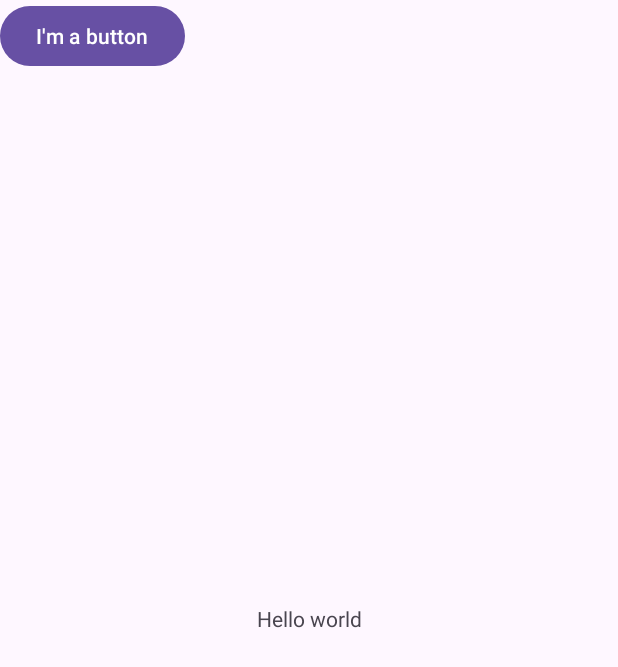
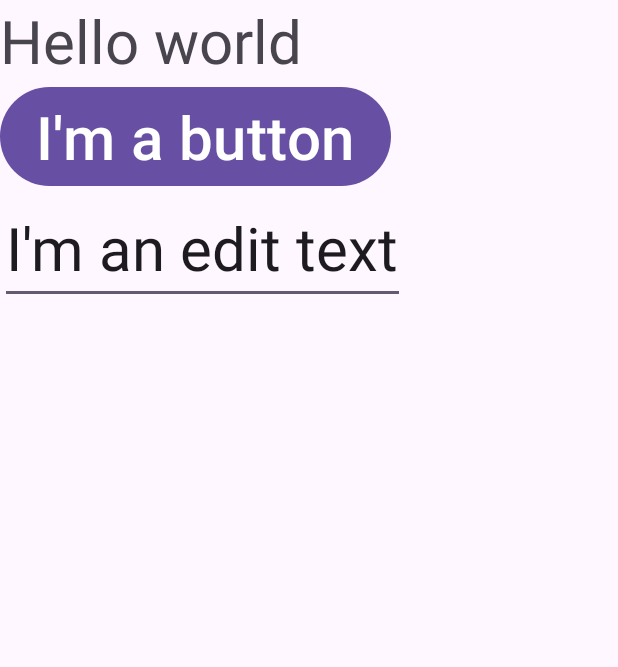
Before and after one commit to etorunski/InClassExamples_F23, an Android app: the screen it shows after launch (MainActivity), on a phone screen of 412 x 824 dp. Shown: the top 667 px of the screen. Run offline under Robolectric (Android 15) with nearby library versions, the phone set to English and light mode, and no system bars.

Commit message:
added EditText, BUtton, and TextView

```diff
--- a/app/src/main/java/algonquin/cst2335/inclassexamples_f23/MainActivity.java
+++ b/app/src/main/java/algonquin/cst2335/inclassexamples_f23/MainActivity.java
@@ -1,9 +1,11 @@
 package algonquin.cst2335.inclassexamples_f23;
 
 import androidx.appcompat.app.AppCompatActivity;
-
 import android.os.Bundle;
-
+import android.view.View;
+import android.widget.Button;
+import android.widget.EditText;
+import android.widget.TextView;
 
 public class MainActivity extends AppCompatActivity {
 
@@ -12,8 +14,23 @@ public class MainActivity extends AppCompatActivity {
     @Override //app starts here
     protected void onCreate(Bundle savedInstanceState) {
         super.onCreate(savedInstanceState);
-
+//no ids loaded yet here
         //this is the only function call, loads stuff onto screen
         setContentView(R.layout.activity_main);
+
+
+        TextView tv = findViewById(R.id.myTextView); //same as getElementById() in HTML
+
+        Button b =  findViewById(R.id.myButton);
+
+        EditText et = findViewById(R.id.myEditText);
+
+        //OnClickListener     //anonymnous class
+        b.setOnClickListener(v -> {
+            //only run when you click the button
+            tv.setText("You clicked the button");
+            et.setText("You clicked the button");
+            b.setText("You clicked the button");
+        });
     }
 }
--- a/app/src/main/res/layout/activity_main.xml
+++ b/app/src/main/res/layout/activity_main.xml
@@ -1,28 +1,39 @@
 <?xml version="1.0" encoding="utf-8"?>
-<androidx.constraintlayout.widget.ConstraintLayout
+<LinearLayout
     xmlns:android="http://schemas.android.com/apk/res/android"
     xmlns:app="http://schemas.android.com/apk/res-auto"
     xmlns:tools="http://schemas.android.com/tools"
     android:layout_width="match_parent"
     android:layout_height="match_parent"
+    android:orientation="vertical"
     tools:context=".MainActivity">
 
 
     <!-- 1 - values-es-rCH -->
     <!-- 2 - values-es -->
     <!-- 3 - values -->
-    <TextView
+
+
+    <TextView android:id="@+id/myTextView"
+        android:textSize="40dp"
         android:layout_width="wrap_content"
         android:layout_height="wrap_content"
         android:text="@string/hello"
-        app:layout_constraintBottom_toBottomOf="parent"
-        app:layout_constraintEnd_toEndOf="parent"
-        app:layout_constraintStart_toStartOf="parent"
-        app:layout_constraintTop_toTopOf="parent" />
+       />
+    <Button
 
-   <Button android:layout_width="wrap_content"
-       android:layout_height="wrap_content"
-       android:text="@string/button_text"
-       />
+        android:textSize="40dp"
+        android:id="@+id/myButton"
+        android:layout_width="wrap_content"
+        android:layout_height="wrap_content"
+        android:text="@string/button_text"
+        />
+    <EditText
 
-</androidx.constraintlayout.widget.ConstraintLayout>
+        android:textSize="40dp"
+        android:id="@+id/myEditText"
+        android:layout_width="wrap_content"
+        android:layout_height="wrap_content"
+        android:text="@string/editMessage"
+        />
+</LinearLayout>
--- a/app/src/main/res/values/strings.xml
+++ b/app/src/main/res/values/strings.xml
@@ -2,5 +2,6 @@
     <string name="app_name">InClassExamples_F23</string>
     <string name="hello">Hello world</string>
     <string name="button_text">I\'m a button</string>
+    <string name="editMessage">I\'m an edit text</string>
 
 </resources>
```
